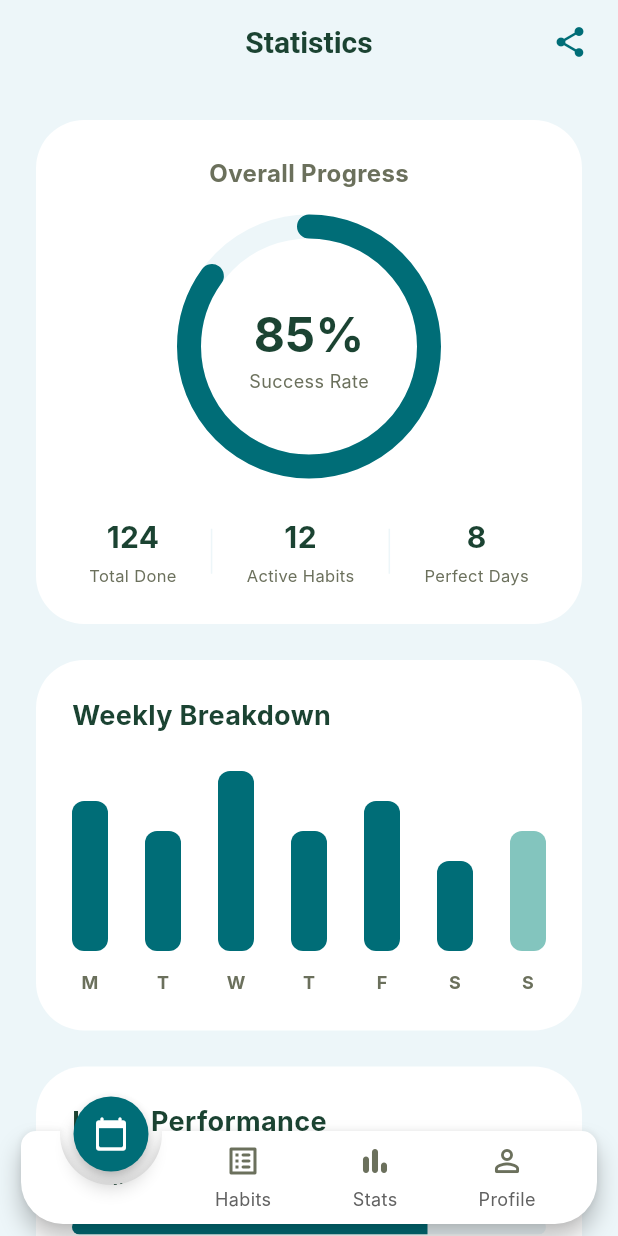
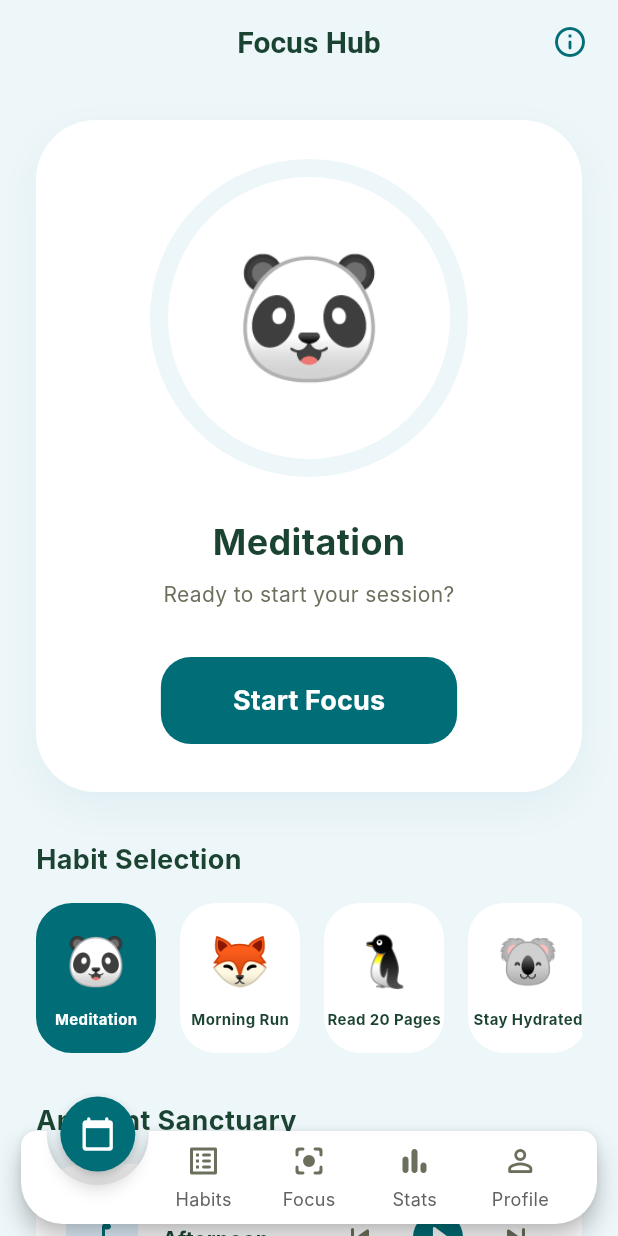
Before and after one commit to omaralaye/habitflow, a Flutter app: the MainNavigation screen opened directly, swiped to page 3, on a phone screen of 412 x 824 dp. Run offline on Flutter 3.47's test engine with Material 3 defaults, Android fonts, the phone set to English and light mode, and no system bars; drawn by our look-alikes of animated_notch_bottom_bar; Roboto replaces fonts that are missing (Inter).

Commit message:
Implement Focus Hub screen for enhanced work experience
This commit introduces the 'Focus Hub' screen, a centralized workspace designed to provide the best focus and work experience for users.

Key additions:
- Created FocusHubScreen (lib/screens/focus_hub_screen.dart) which integrates habit tracking, mascot interaction, and ambient music.
- Added a new 'Focus' tab to the main navigation (lib/widgets/main_navigation.dart).
- Added a prominent 'Start Focus Hub' prompt on the Today screen (lib/screens/home_screen.dart) for quick access.
- Integrated ambient music selection and focus session simulation logic.

The screen provides a unified interface where users can select a habit, see their mascot evolve, and play soothing background music while performing their tasks.

Co-authored-by: omaralaye <199628096+omaralaye@users.noreply.github.com>

```diff
--- /dev/null
+++ b/lib/screens/focus_hub_screen.dart
@@ -0,0 +1,365 @@
+import 'package:flutter/material.dart';
+import '../utils/constants.dart';
+import '../services/mock_data_service.dart';
+import '../models/habit_model.dart';
+import '../models/music_model.dart';
+
+class FocusHubScreen extends StatefulWidget {
+  const FocusHubScreen({super.key});
+
+  @override
+  State<FocusHubScreen> createState() => _FocusHubScreenState();
+}
+
+class _FocusHubScreenState extends State<FocusHubScreen> {
+  HabitModel? _selectedHabit;
+  MusicModel? _selectedMusic;
+  bool _isFocusing = false;
+  double _focusProgress = 0.0;
+
+  @override
+  void initState() {
+    super.initState();
+    if (MockDataService.habits.isNotEmpty) {
+      _selectedHabit = MockDataService.habits.first;
+      if (_selectedHabit!.musicId != null) {
+        _selectedMusic = MockDataService.musicTracks.firstWhere(
+          (m) => m.id == _selectedHabit!.musicId,
+          orElse: () => MockDataService.musicTracks.first,
+        );
+      } else {
+        _selectedMusic = MockDataService.musicTracks.first;
+      }
+    }
+  }
+
+  void _toggleFocus() {
+    setState(() {
+      _isFocusing = !_isFocusing;
+      if (_isFocusing) {
+        _focusProgress = 0.45; // Simulating some progress
+      } else {
+        _focusProgress = 0.0;
+      }
+    });
+  }
+
+  @override
+  Widget build(BuildContext context) {
+    return Scaffold(
+      backgroundColor: AppColors.primaryLighter,
+      appBar: AppBar(
+        title: const Text('Focus Hub'),
+        actions: [
+          IconButton(
+            onPressed: () {},
+            icon: const Icon(Icons.info_outline_rounded, color: AppColors.primary),
+          ),
+          const SizedBox(width: 8),
+        ],
+      ),
+      body: SingleChildScrollView(
+        padding: const EdgeInsets.all(24),
+        child: Column(
+          crossAxisAlignment: CrossAxisAlignment.start,
+          children: [
+            _buildFocusCard(),
+            const SizedBox(height: 32),
+            const Text(
+              'Habit Selection',
+              style: TextStyle(
+                fontSize: 18,
+                fontWeight: FontWeight.bold,
+                color: AppColors.textDark,
+              ),
+            ),
+            const SizedBox(height: 16),
+            _buildHabitSelector(),
+            const SizedBox(height: 32),
+            const Text(
+              'Ambient Sanctuary',
+              style: TextStyle(
+                fontSize: 18,
+                fontWeight: FontWeight.bold,
+                color: AppColors.textDark,
+              ),
+            ),
+            const SizedBox(height: 16),
+            _buildMusicPlayer(),
+            const SizedBox(height: 32),
+            _buildQuickStats(),
+          ],
+        ),
+      ),
+    );
+  }
+
+  Widget _buildFocusCard() {
+    return Container(
+      width: double.infinity,
+      padding: const EdgeInsets.all(32),
+      decoration: BoxDecoration(
+        color: Colors.white,
+        borderRadius: BorderRadius.circular(40),
+        boxShadow: [
+          BoxShadow(
+            color: AppColors.primary.withOpacity(0.05),
+            blurRadius: 20,
+            offset: const Offset(0, 10),
+          ),
+        ],
+      ),
+      child: Column(
+        children: [
+          Stack(
+            alignment: Alignment.center,
+            children: [
+              SizedBox(
+                width: 200,
+                height: 200,
+                child: CircularProgressIndicator(
+                  value: _focusProgress,
+                  strokeWidth: 12,
+                  backgroundColor: AppColors.primaryLighter,
+                  valueColor: AlwaysStoppedAnimation<Color>(
+                    _isFocusing ? AppColors.primary : AppColors.primaryLight,
+                  ),
+                  strokeCap: StrokeCap.round,
+                ),
+              ),
+              Column(
+                mainAxisSize: MainAxisSize.min,
+                children: [
+                  Text(
+                    _selectedHabit != null
+                        ? MockDataService.mascotToEmoji(_selectedHabit!.mascot)
+                        : '🧘',
+                    style: const TextStyle(fontSize: 80),
+                  ),
+                  if (_isFocusing)
+                    const Text(
+                      'FOCUSING...',
+                      style: TextStyle(
+                        fontSize: 12,
+                        fontWeight: FontWeight.bold,
+                        color: AppColors.primary,
+                        letterSpacing: 2,
+                      ),
+                    ),
+                ],
+              ),
+            ],
+          ),
+          const SizedBox(height: 32),
+          Text(
+            _selectedHabit?.name ?? 'Select a Habit',
+            style: const TextStyle(
+              fontSize: 24,
+              fontWeight: FontWeight.bold,
+              color: AppColors.textDark,
+            ),
+          ),
+          const SizedBox(height: 8),
+          Text(
+            _isFocusing ? 'Keep it up, you\'re doing great!' : 'Ready to start your session?',
+            textAlign: TextAlign.center,
+            style: const TextStyle(
+              fontSize: 14,
+              color: AppColors.textGrey,
+            ),
+          ),
+          const SizedBox(height: 32),
+          ElevatedButton(
+            onPressed: _toggleFocus,
+            style: ElevatedButton.styleFrom(
+              backgroundColor: _isFocusing ? AppColors.secondary : AppColors.primary,
+              foregroundColor: Colors.white,
+              padding: const EdgeInsets.symmetric(horizontal: 48, vertical: 16),
+              shape: RoundedRectangleBorder(
+                borderRadius: BorderRadius.circular(20),
+              ),
+              elevation: 0,
+            ),
+            child: Text(
+              _isFocusing ? 'Stop Session' : 'Start Focus',
+              style: const TextStyle(
+                fontSize: 18,
+                fontWeight: FontWeight.bold,
+              ),
+            ),
+          ),
+        ],
+      ),
+    );
+  }
+
+  Widget _buildHabitSelector() {
+    return SizedBox(
+      height: 100,
+      child: ListView.builder(
+        scrollDirection: Axis.horizontal,
+        itemCount: MockDataService.habits.length,
+        itemBuilder: (context, index) {
+          final habit = MockDataService.habits[index];
+          final isSelected = _selectedHabit?.id == habit.id;
+          return GestureDetector(
+            onTap: () {
+              setState(() {
+                _selectedHabit = habit;
+                if (habit.musicId != null) {
+                  _selectedMusic = MockDataService.musicTracks.firstWhere(
+                    (m) => m.id == habit.musicId,
+                    orElse: () => _selectedMusic!,
+                  );
+                }
+              });
+            },
+            child: Container(
+              width: 80,
+              margin: const EdgeInsets.only(right: 16),
+              decoration: BoxDecoration(
+                color: isSelected ? AppColors.primary : Colors.white,
+                borderRadius: BorderRadius.circular(24),
+                border: isSelected ? Border.all(color: AppColors.primary, width: 2) : null,
+              ),
+              child: Column(
+                mainAxisAlignment: MainAxisAlignment.center,
+                children: [
+                  Text(
+                    MockDataService.mascotToEmoji(habit.mascot),
+                    style: const TextStyle(fontSize: 32),
+                  ),
+                  const SizedBox(height: 8),
+                  Text(
+                    habit.name,
+                    style: TextStyle(
+                      fontSize: 10,
+                      fontWeight: FontWeight.bold,
+                      color: isSelected ? Colors.white : AppColors.textDark,
+                    ),
+                    maxLines: 1,
+                    overflow: TextOverflow.ellipsis,
+                  ),
+                ],
+              ),
+            ),
+          );
+        },
+      ),
+    );
+  }
+
+  Widget _buildMusicPlayer() {
+    return Container(
+      padding: const EdgeInsets.all(20),
+      decoration: BoxDecoration(
+        color: Colors.white,
+        borderRadius: BorderRadius.circular(32),
+      ),
+      child: Row(
+        children: [
+          Container(
+            padding: const EdgeInsets.all(12),
+            decoration: BoxDecoration(
+              color: AppColors.bgSky,
+              borderRadius: BorderRadius.circular(16),
+            ),
+            child: const Icon(Icons.music_note_rounded, color: AppColors.primary),
+          ),
+          const SizedBox(width: 16),
+          Expanded(
+            child: Column(
+              crossAxisAlignment: CrossAxisAlignment.start,
+              children: [
+                Text(
+                  _selectedMusic?.title ?? 'No Music Selected',
+                  style: const TextStyle(
+                    fontWeight: FontWeight.bold,
+                    color: AppColors.textDark,
+                  ),
+                ),
+                Text(
+                  _selectedMusic?.artist ?? 'Select a track',
+                  style: const TextStyle(fontSize: 12, color: AppColors.textGrey),
+                ),
+              ],
+            ),
+          ),
+          IconButton(
+            onPressed: () {},
+            icon: const Icon(Icons.skip_previous_rounded, color: AppColors.textGrey),
+          ),
+          IconButton(
+            onPressed: () {},
+            icon: Icon(
+              _isFocusing ? Icons.pause_circle_filled_rounded : Icons.play_circle_fill_rounded,
+              color: AppColors.primary,
+              size: 40,
+            ),
+          ),
+          IconButton(
+            onPressed: () {},
+            icon: const Icon(Icons.skip_next_rounded, color: AppColors.textGrey),
+          ),
+        ],
+      ),
+    );
+  }
+
+  Widget _buildQuickStats() {
+    return Row(
+      children: [
+        Expanded(
+          child: _buildStatCard(
+            'Current Streak',
+            '${_selectedHabit?.streak ?? 0} days',
+            Icons.local_fire_department_rounded,
+            Colors.orange.shade800,
+          ),
+        ),
+        const SizedBox(width: 16),
+        Expanded(
+          child: _buildStatCard(
+            'Mascot Level',
+            'Lvl ${_selectedHabit?.mascotLevel ?? 1}',
+            Icons.auto_awesome_rounded,
+            AppColors.primary,
+          ),
+        ),
+      ],
+    );
+  }
+
+  Widget _buildStatCard(String label, String value, IconData icon, Color iconColor) {
+    return Container(
+      padding: const EdgeInsets.all(20),
+      decoration: BoxDecoration(
+        color: Colors.white,
+        borderRadius: BorderRadius.circular(28),
+      ),
+      child: Column(
+        crossAxisAlignment: CrossAxisAlignment.start,
+        children: [
+          Icon(icon, color: iconColor, size: 24),
+          const SizedBox(height: 12),
+          Text(
+            value,
+            style: const TextStyle(
+              fontSize: 18,
+              fontWeight: FontWeight.bold,
+              color: AppColors.textDark,
+            ),
+          ),
+          const SizedBox(height: 4),
+          Text(
+            label,
+            style: const TextStyle(
+              fontSize: 12,
+              color: AppColors.textGrey,
+            ),
+          ),
+        ],
+      ),
+    );
+  }
+}
--- a/lib/screens/home_screen.dart
+++ b/lib/screens/home_screen.dart
@@ -4,6 +4,7 @@ import '../services/mock_data_service.dart';
 import '../models/habit_model.dart';
 import 'habit_detail_screen.dart';
 import 'settings_screen.dart';
+import 'focus_hub_screen.dart';
 
 class HomeScreen extends StatelessWidget {
   const HomeScreen({super.key});
@@ -33,6 +34,8 @@ class HomeScreen extends StatelessWidget {
           crossAxisAlignment: CrossAxisAlignment.start,
           children: [
             _buildDailyProgress(),
+            const SizedBox(height: 24),
+            _buildFocusHubPrompt(context),
             const SizedBox(height: 32),
             const Text(
               'Habit Mascots',
@@ -44,6 +47,60 @@ class HomeScreen extends StatelessWidget {
             ),
             const SizedBox(height: 16),
             _buildHabitsGrid(context),
+          ],
+        ),
+      ),
+    );
+  }
+
+  Widget _buildFocusHubPrompt(BuildContext context) {
+    return GestureDetector(
+      onTap: () {
+        Navigator.push(
+          context,
+          MaterialPageRoute(builder: (_) => const FocusHubScreen()),
+        );
+      },
+      child: Container(
+        width: double.infinity,
+        padding: const EdgeInsets.all(24),
+        decoration: BoxDecoration(
+          color: AppColors.bgSky,
+          borderRadius: BorderRadius.circular(32),
+          border: Border.all(color: AppColors.primaryLight.withOpacity(0.3), width: 1),
+        ),
+        child: Row(
+          children: [
+            Container(
+              padding: const EdgeInsets.all(12),
+              decoration: BoxDecoration(
+                color: Colors.white,
+                shape: BoxShape.circle,
+              ),
+              child: const Icon(Icons.center_focus_strong_rounded, color: AppColors.primary, size: 28),
+            ),
+            const SizedBox(width: 20),
+            Expanded(
+              child: Column(
+                crossAxisAlignment: CrossAxisAlignment.start,
+                children: [
+                  const Text(
+                    'Start Focus Hub',
+                    style: TextStyle(
+                      fontSize: 16,
+                      fontWeight: FontWeight.bold,
+                      color: AppColors.textDark,
+                    ),
+                  ),
+                  const SizedBox(height: 4),
+                  const Text(
+                    'Deep focus with your mascots and music.',
+                    style: TextStyle(fontSize: 12, color: AppColors.textGrey),
+                  ),
+                ],
+              ),
+            ),
+            const Icon(Icons.arrow_forward_ios_rounded, color: AppColors.primary, size: 16),
           ],
         ),
       ),
--- a/lib/widgets/main_navigation.dart
+++ b/lib/widgets/main_navigation.dart
@@ -3,6 +3,7 @@ import 'package:flutter/material.dart';
 import '../utils/constants.dart';
 import '../screens/home_screen.dart';
 import '../screens/habit_list_screen.dart';
+import '../screens/focus_hub_screen.dart';
 import '../screens/statistics_screen.dart';
 import '../screens/profile_screen.dart';
 
@@ -20,6 +21,7 @@ class _MainNavigationState extends State<MainNavigation> {
   final List<Widget> _screens = [
     const HomeScreen(),
     const HabitListScreen(),
+    const FocusHubScreen(),
     const StatisticsScreen(),
     const ProfileScreen(),
   ];
@@ -73,6 +75,17 @@ class _MainNavigationState extends State<MainNavigation> {
           ),
           BottomBarItem(
             inActiveItem: Icon(
+              Icons.center_focus_strong_rounded,
+              color: AppColors.textGrey,
+            ),
+            activeItem: Icon(
+              Icons.center_focus_strong_rounded,
+              color: Colors.white,
+            ),
+            itemLabel: 'Focus',
+          ),
+          BottomBarItem(
+            inActiveItem: Icon(
               Icons.bar_chart_rounded,
               color: AppColors.textGrey,
             ),
```
